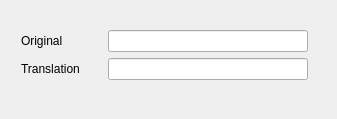
Before: the Qt Designer form src/Glossary/NewGlossary.ui in wlssirius/ChaosTranslate, drawn with Qt 5.
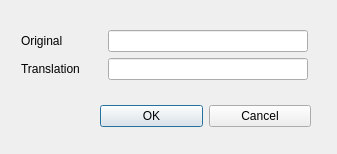
After: the same form once the commit is applied.

Patch:
```diff
--- a/src/Glossary/NewGlossary.ui
+++ b/src/Glossary/NewGlossary.ui
@@ -7,7 +7,7 @@
     <x>0</x>
     <y>0</y>
     <width>337</width>
-    <height>119</height>
+    <height>154</height>
    </rect>
   </property>
   <property name="windowTitle">
@@ -16,13 +16,13 @@
   <widget class="QWidget" name="layoutWidget">
    <property name="geometry">
     <rect>
-     <x>20</x>
-     <y>250</y>
+     <x>100</x>
+     <y>100</y>
      <width>211</width>
      <height>33</height>
     </rect>
    </property>
-   <layout class="QHBoxLayout">
+   <layout class="QHBoxLayout" name="_2">
     <property name="spacing">
      <number>6</number>
     </property>
@@ -54,7 +54,7 @@
     </item>
    </layout>
   </widget>
-  <widget class="QWidget" name="">
+  <widget class="QWidget" name="layoutWidget">
    <property name="geometry">
     <rect>
      <x>20</x>
```
